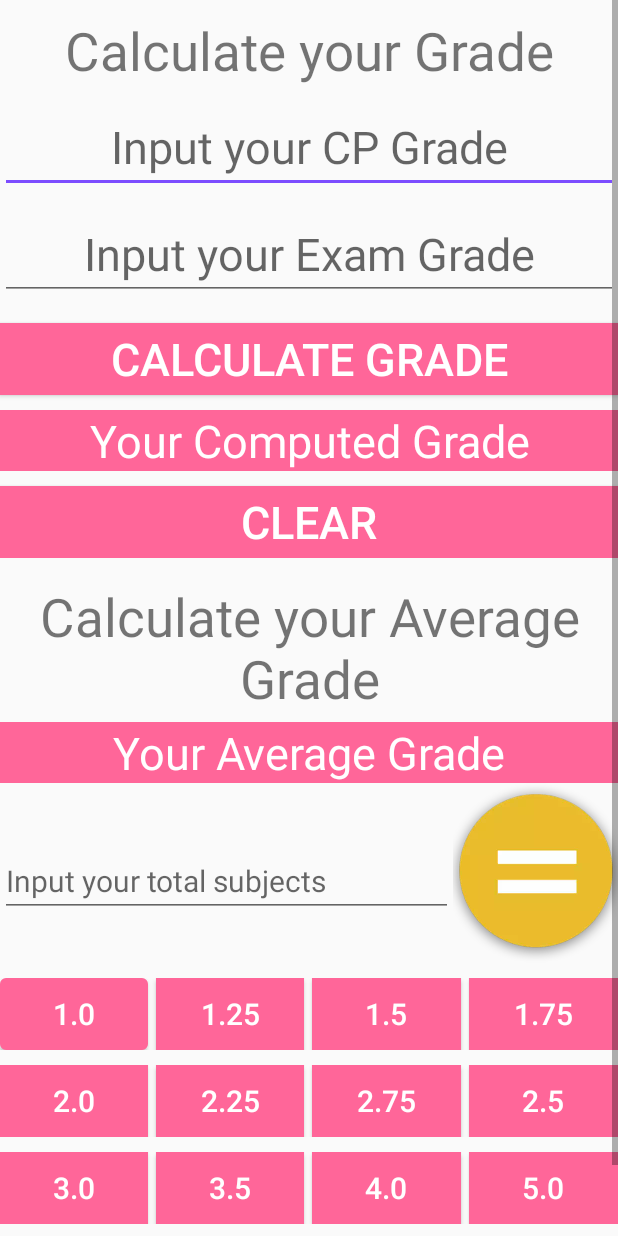
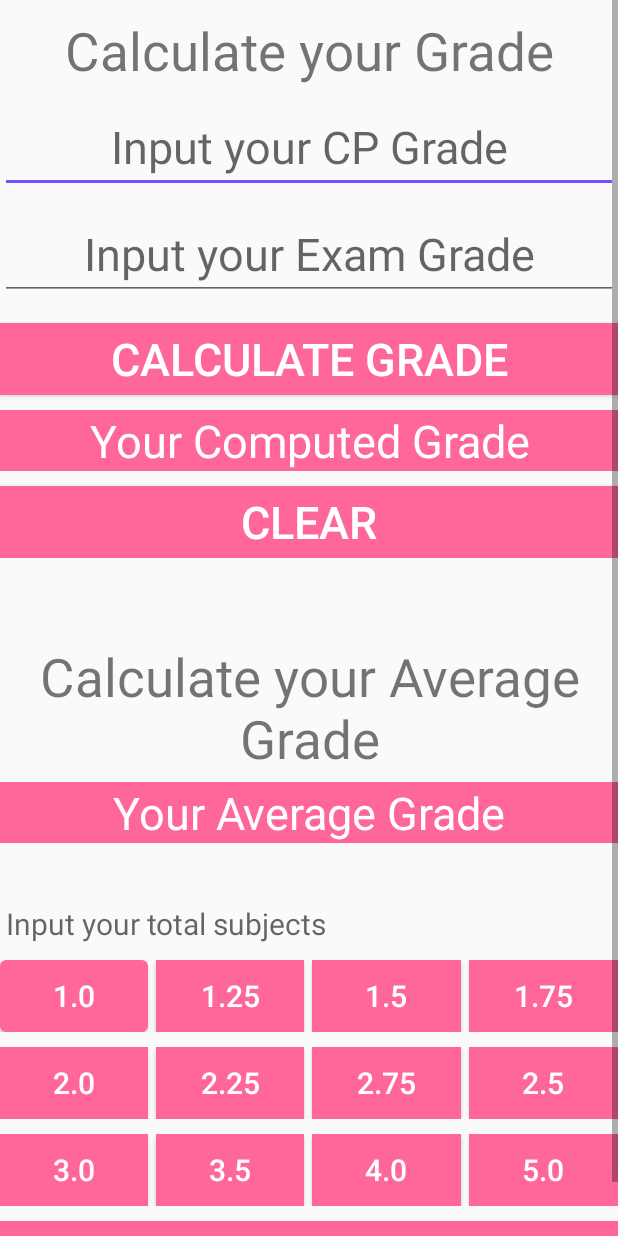
Before and after one commit to gelodgreat/CEUApp, an Android app: the layout fragment_studentgradecalcu.xml on its own in the app's theme, with its tools: preview values and no code run, on a phone screen of 412 x 824 dp. Run offline under Robolectric (Android 15) with nearby library versions, the light colour scheme and no system bars.

Commit message:
Fully Automated Calculator. Removed button equals. Added function when changing num avg to avoid wrong computation

```diff
--- a/app/src/main/java/com/gelo/ceuapp/studentgradecalcu.java
+++ b/app/src/main/java/com/gelo/ceuapp/studentgradecalcu.java
@@ -9,7 +9,6 @@
 import android.view.ViewGroup;
 import android.widget.Button;
 import android.widget.EditText;
-import android.widget.ImageButton;
 import android.widget.TextView;
 import android.widget.Toast;
 
@@ -31,7 +30,6 @@
     int clickcounter = 0;
     String clickcountertest = "";
     int bb;
-    private ImageButton btn_calc_avg_me;
     private EditText cp, exam, numavg;
     private Button btn_calc, btn_1, btn_125, btn_15, btn_175, btn_2, btn_225, btn_25, btn_275, btn_3, btn_35, btn_4, btn_5, btn_clear, btn_clearonegrade;
     private TextView ttl, avg_result;
@@ -61,15 +59,7 @@
         btn_clear.setOnClickListener(new View.OnClickListener() {
             @Override
             public void onClick(View v) {
-                avg_result.setText("Your Average Grade:");
-                numavg.setText("");
-                rightValue = "";
-                leftValue = "";
-                resultsavg = 0;
-                runningnumber = "";
-                currentoperations = null;
-                buttonconditions();
-                clickcounter = 0;
+                clearavg();
             }
         });
 
@@ -114,6 +104,10 @@
             @Override
             public boolean onKey(View v, int keyCode, KeyEvent event) {
                 buttonconditions();
+                if (numavg.getText().toString().matches("")) {
+                    clearavg();
+                }
+
                 return false;
             }
         });
@@ -172,9 +166,20 @@
         btn_5 = (Button) view.findViewById(R.id.btn_5);
         btn_clearonegrade = (Button) view.findViewById(R.id.btn_clearonegrade);
         btn_clear = (Button) view.findViewById(R.id.calc_btn_clear);
-        btn_calc_avg_me = (ImageButton) view.findViewById(R.id.btn_calc_avg_me);
 
 
+    }
+
+    private void clearavg() {
+        avg_result.setText("Your Average Grade:");
+        numavg.setText("");
+        rightValue = "";
+        leftValue = "";
+        resultsavg = 0;
+        runningnumber = "";
+        currentoperations = null;
+        buttonconditions();
+        clickcounter = 0;
     }
 
     private void load_clicks(View view) {
@@ -311,12 +316,6 @@
         });
 
 
-        btn_calc_avg_me.setOnClickListener(new View.OnClickListener() {
-            @Override
-            public void onClick(View v) {
-                calc_avg_meeeee();
-            }
-        });
     }
 
     private void calc_avg_meeeee() {
@@ -331,7 +330,7 @@
 
                 myfuckingresult = resultsavg / Double.parseDouble(ahoy);
                 xresult = df.format(myfuckingresult);
-                avg_result.setText(xresult);
+                avg_result.setText("Your Average Grade is: " + xresult);
 
                 Toast.makeText(getContext(), xresult, Toast.LENGTH_SHORT);
             }
@@ -403,7 +402,8 @@
         builder.append("1. If you want to calculate only your 'Grade' and 'CP' use the top functions.\n").append("\n");
         builder.append("2. If you want to calculate your average grade use the bottom part calculations.\n").append("\n");
         builder.append("3. In using the bottom part, First you need to input your total subjects that needed to be computed\n").append("\n");
-        builder.append("4. After that you may now click your grades to be computed.");
+        builder.append("4. After that you may now click your grades to be computed.").append("\n");
+        builder.append("5. After you calculate your average grade click 'CLEAR' button to reset the values.");
         showMessage("Calculator Tips", builder.toString());
     }
 
--- a/app/src/main/res/layout-sw320dp/fragment_studentgradecalcu.xml
+++ b/app/src/main/res/layout-sw320dp/fragment_studentgradecalcu.xml
@@ -111,7 +111,8 @@
                 <LinearLayout
                     android:id="@+id/ll1"
                     android:layout_width="match_parent"
-                    android:layout_height="wrap_content">
+                    android:layout_height="wrap_content"
+                    android:layout_marginTop="40dp">
 
                     <RelativeLayout
                         android:layout_width="match_parent"
@@ -166,20 +167,13 @@
                         android:layout_height="wrap_content"
                         android:layout_below="@+id/llinner1"
                         android:layout_gravity="center"
-                        android:layout_marginTop="5dp"
+                        android:layout_marginTop="20dp"
                         android:layout_weight="2.75"
                         android:inputType="numberDecimal"
                         android:digits="0123456789."
                         android:hint="Input your total subjects"
                         android:textSize="20dp" />
 
-                    <ImageButton
-                        android:id="@+id/btn_calc_avg_me"
-                        android:layout_width="wrap_content"
-                        android:layout_height="wrap_content"
-                        android:layout_weight=".25"
-                        android:background="@null"
-                        android:src="@drawable/equal" />
 
                 </LinearLayout>
 
--- a/app/src/main/res/layout-sw480dp/fragment_studentgradecalcu.xml
+++ b/app/src/main/res/layout-sw480dp/fragment_studentgradecalcu.xml
@@ -111,7 +111,8 @@
                 <LinearLayout
                     android:id="@+id/ll1"
                     android:layout_width="match_parent"
-                    android:layout_height="wrap_content">
+                    android:layout_height="wrap_content"
+                    android:layout_marginTop="40dp">
 
                     <RelativeLayout
                         android:layout_width="match_parent"
@@ -166,20 +167,13 @@
                         android:layout_height="wrap_content"
                         android:layout_below="@+id/llinner1"
                         android:layout_gravity="center"
-                        android:layout_marginTop="5dp"
+                        android:layout_marginTop="20dp"
                         android:layout_weight="2.75"
                         android:inputType="numberDecimal"
                         android:digits="0123456789."
                         android:hint="Input your total subjects"
-                        android:textSize="20dp" />
+                        android:textSize="30dp" />
 
-                    <ImageButton
-                        android:id="@+id/btn_calc_avg_me"
-                        android:layout_width="wrap_content"
-                        android:layout_height="wrap_content"
-                        android:layout_weight=".25"
-                        android:background="@null"
-                        android:src="@drawable/equal" />
 
                 </LinearLayout>
 
--- a/app/src/main/res/layout-sw600dp/fragment_studentgradecalcu.xml
+++ b/app/src/main/res/layout-sw600dp/fragment_studentgradecalcu.xml
@@ -111,7 +111,8 @@
                 <LinearLayout
                     android:id="@+id/ll1"
                     android:layout_width="match_parent"
-                    android:layout_height="wrap_content">
+                    android:layout_height="wrap_content"
+                    android:layout_marginTop="40dp">
 
                     <RelativeLayout
                         android:layout_width="match_parent"
@@ -166,20 +167,13 @@
                         android:layout_height="wrap_content"
                         android:layout_below="@+id/llinner1"
                         android:layout_gravity="center"
-                        android:layout_marginTop="5dp"
+                        android:layout_marginTop="20dp"
                         android:layout_weight="2.75"
                         android:inputType="numberDecimal"
                         android:digits="0123456789."
                         android:hint="Input your total subjects"
-                        android:textSize="20dp" />
+                        android:textSize="30dp" />
 
-                    <ImageButton
-                        android:id="@+id/btn_calc_avg_me"
-                        android:layout_width="wrap_content"
-                        android:layout_height="wrap_content"
-                        android:layout_weight=".25"
-                        android:background="@null"
-                        android:src="@drawable/equal" />
 
                 </LinearLayout>
 
--- a/app/src/main/res/layout-sw720dp/fragment_studentgradecalcu.xml
+++ b/app/src/main/res/layout-sw720dp/fragment_studentgradecalcu.xml
@@ -111,7 +111,8 @@
                 <LinearLayout
                     android:id="@+id/ll1"
                     android:layout_width="match_parent"
-                    android:layout_height="wrap_content">
+                    android:layout_height="wrap_content"
+                    android:layout_marginTop="40dp">
 
                     <RelativeLayout
                         android:layout_width="match_parent"
@@ -166,20 +167,13 @@
                         android:layout_height="wrap_content"
                         android:layout_below="@+id/llinner1"
                         android:layout_gravity="center"
-                        android:layout_marginTop="5dp"
+                        android:layout_marginTop="20dp"
                         android:layout_weight="2.75"
                         android:inputType="numberDecimal"
                         android:digits="0123456789."
                         android:hint="Input your total subjects"
-                        android:textSize="20dp" />
+                        android:textSize="30dp" />
 
-                    <ImageButton
-                        android:id="@+id/btn_calc_avg_me"
-                        android:layout_width="wrap_content"
-                        android:layout_height="wrap_content"
-                        android:layout_weight=".25"
-                        android:background="@null"
-                        android:src="@drawable/equal" />
 
                 </LinearLayout>
 
--- a/app/src/main/res/layout/fragment_studentgradecalcu.xml
+++ b/app/src/main/res/layout/fragment_studentgradecalcu.xml
@@ -111,7 +111,8 @@
                 <LinearLayout
                     android:id="@+id/ll1"
                     android:layout_width="match_parent"
-                    android:layout_height="wrap_content">
+                    android:layout_height="wrap_content"
+                    android:layout_marginTop="40dp">
 
                     <RelativeLayout
                         android:layout_width="match_parent"
@@ -166,20 +167,13 @@
                         android:layout_height="wrap_content"
                         android:layout_below="@+id/llinner1"
                         android:layout_gravity="center"
-                        android:layout_marginTop="5dp"
+                        android:layout_marginTop="20dp"
                         android:layout_weight="2.75"
                         android:inputType="numberDecimal"
                         android:digits="0123456789."
                         android:hint="Input your total subjects"
                         android:textSize="20dp" />
 
-                    <ImageButton
-                        android:id="@+id/btn_calc_avg_me"
-                        android:layout_width="wrap_content"
-                        android:layout_height="wrap_content"
-                        android:layout_weight=".25"
-                        android:background="@null"
-                        android:src="@drawable/equal" />
 
                 </LinearLayout>
 
```
